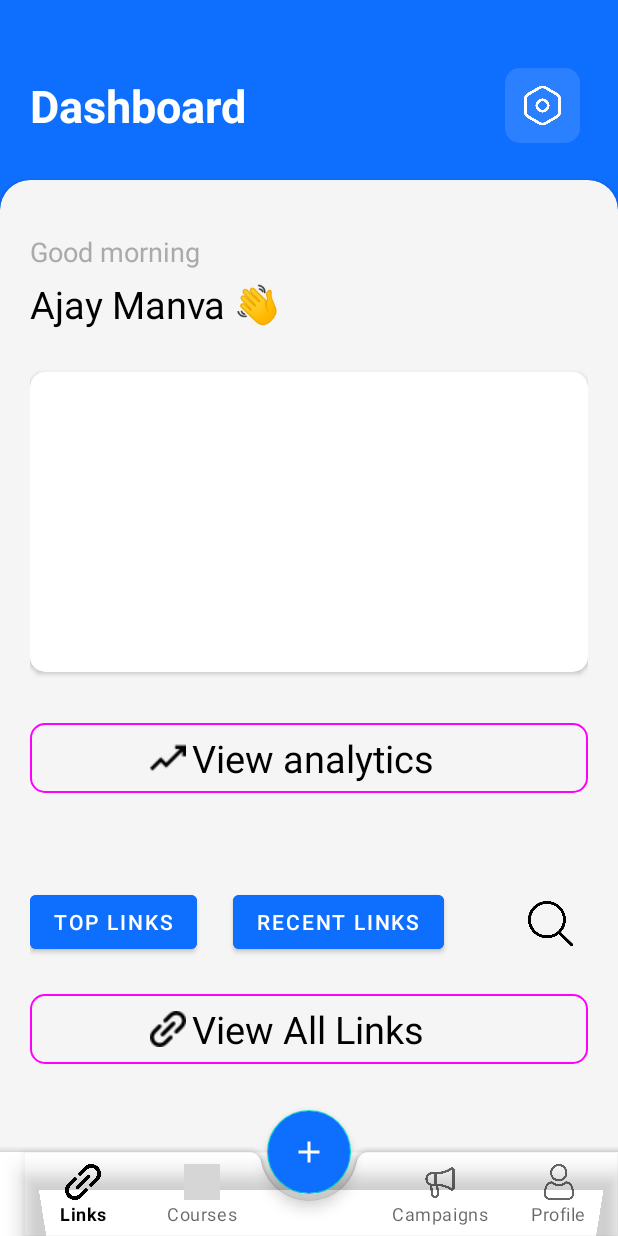
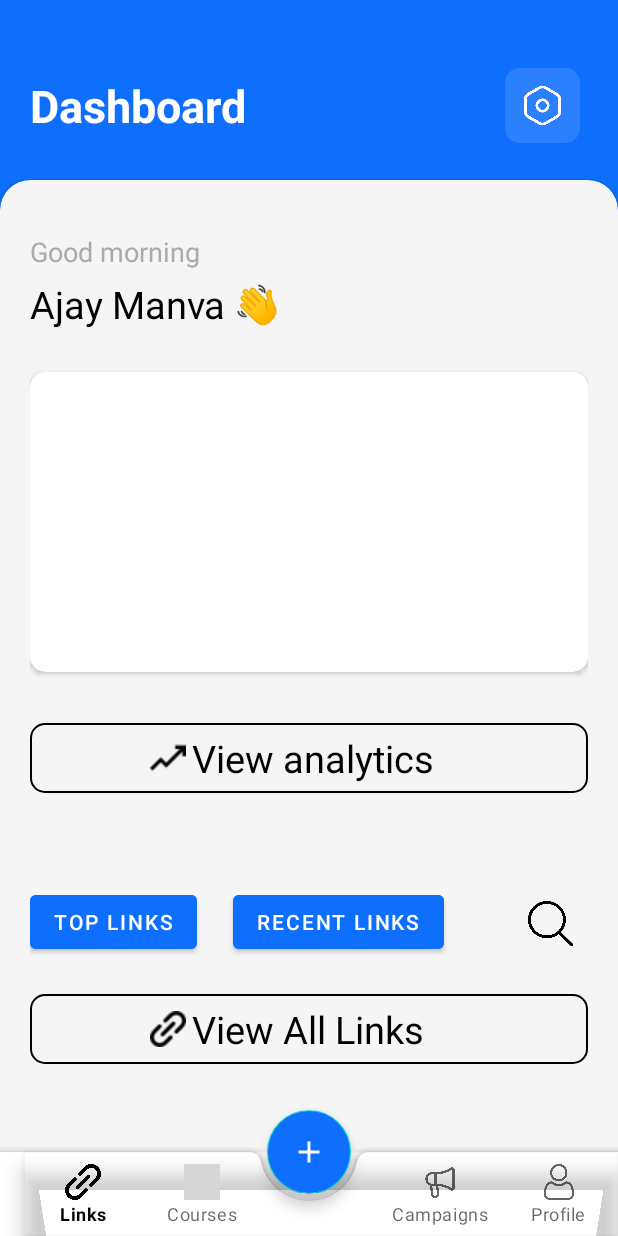
Before and after one commit to jellybeansenjoyer/openinapp, an Android app: the screen it shows after launch (MainActivity), on a phone screen of 412 x 824 dp. Run offline under Robolectric (Android 15) with nearby library versions, the phone set to English and light mode, and no system bars; network calls fail; Roboto replaces fonts that are not available here; 1 statement that could not run was skipped; grey boxes are pictures that could not be loaded.

Commit message:
ui struct 2

```diff
--- a/app/src/main/res/layout/fragment_main.xml
+++ b/app/src/main/res/layout/fragment_main.xml
@@ -145,27 +145,33 @@
             <com.google.android.material.button.MaterialButton
                 android:layout_width="match_parent"
                 android:layout_height="wrap_content"
-                android:textSize="25dp"
+                android:textSize="16dp"
                 android:backgroundTint="@color/alice_blue"
                 android:id="@+id/talkwithus"
                 android:layout_marginTop="52dp"
                 android:drawableLeft="@drawable/whatsappsml"
+                android:paddingTop="20dp"
+                android:paddingBottom="20dp"
+                android:textStyle="bold"
                 android:gravity="left|center_vertical"
                 app:layout_constraintTop_toBottomOf="@id/viewAllLinks"
-                style="@style/mystyledbutton"
-                android:text="Talk With Us"/>
+                style="@style/mystyledbutton2"
+                android:text="Talk with us"/>
             <com.google.android.material.button.MaterialButton
                 android:layout_width="match_parent"
                 android:layout_height="wrap_content"
-                android:textSize="25dp"
+                android:textSize="16dp"
                 android:backgroundTint="@color/alice_blue"
                 android:id="@+id/faq"
+                android:paddingTop="20dp"
+                android:paddingBottom="20dp"
                 android:drawableTint="@color/marine"
                 android:layout_marginTop="16dp"
+                android:textStyle="bold"
                 android:drawableLeft="@drawable/question"
                 android:gravity="left|center_vertical"
                 app:layout_constraintTop_toBottomOf="@id/talkwithus"
-                style="@style/mystyledbutton"
+                style="@style/mystyledbutton3"
                 android:text="Frequently Asked Questions"/>
         </androidx.constraintlayout.widget.ConstraintLayout>
         </ScrollView>
--- a/app/src/main/res/values/themes.xml
+++ b/app/src/main/res/values/themes.xml
@@ -9,6 +9,14 @@
     <style name="Theme.OpeninApp" parent="Base.Theme.OpeninApp" />
     <style name="mystyledbutton" parent="Widget.Material3.Button.OutlinedButton">
         <item name="cornerRadius">10dp</item>
-        <item name="colorPrimary">@color/black</item>
+        <item name="strokeColor">@color/black</item>
+    </style>
+    <style name="mystyledbutton2" parent="Widget.Material3.Button.OutlinedButton">
+        <item name="cornerRadius">10dp</item>
+        <item name="strokeColor">@android:color/holo_green_light</item>
+    </style>
+    <style name="mystyledbutton3" parent="Widget.Material3.Button.OutlinedButton">
+        <item name="cornerRadius">10dp</item>
+        <item name="strokeColor">@color/marine</item>
     </style>
 </resources>
```
